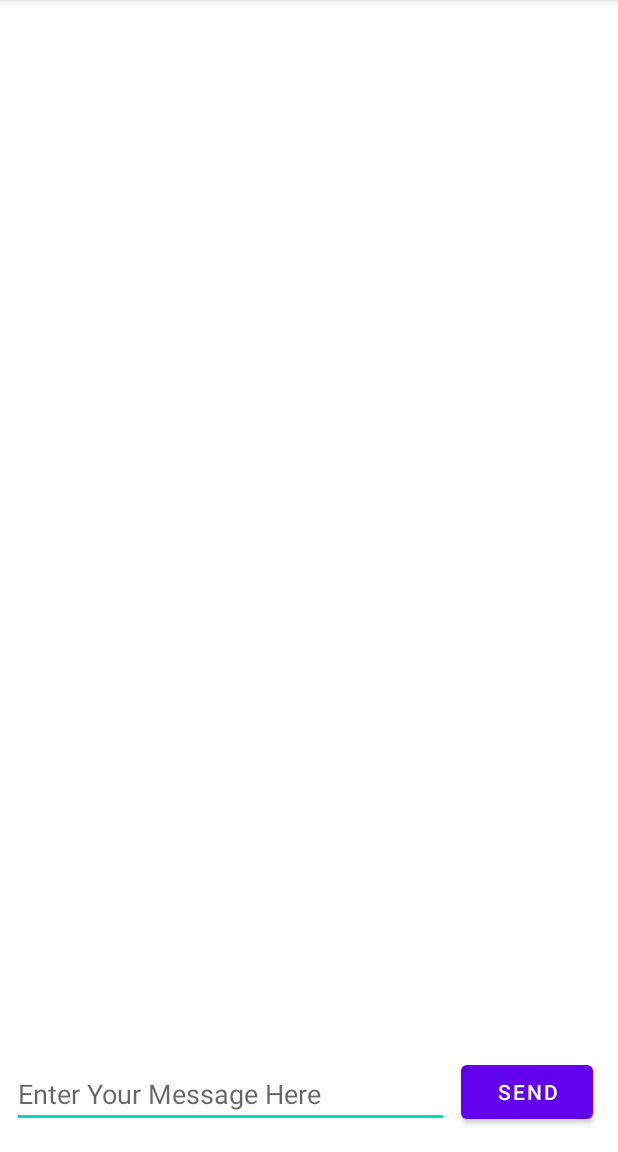
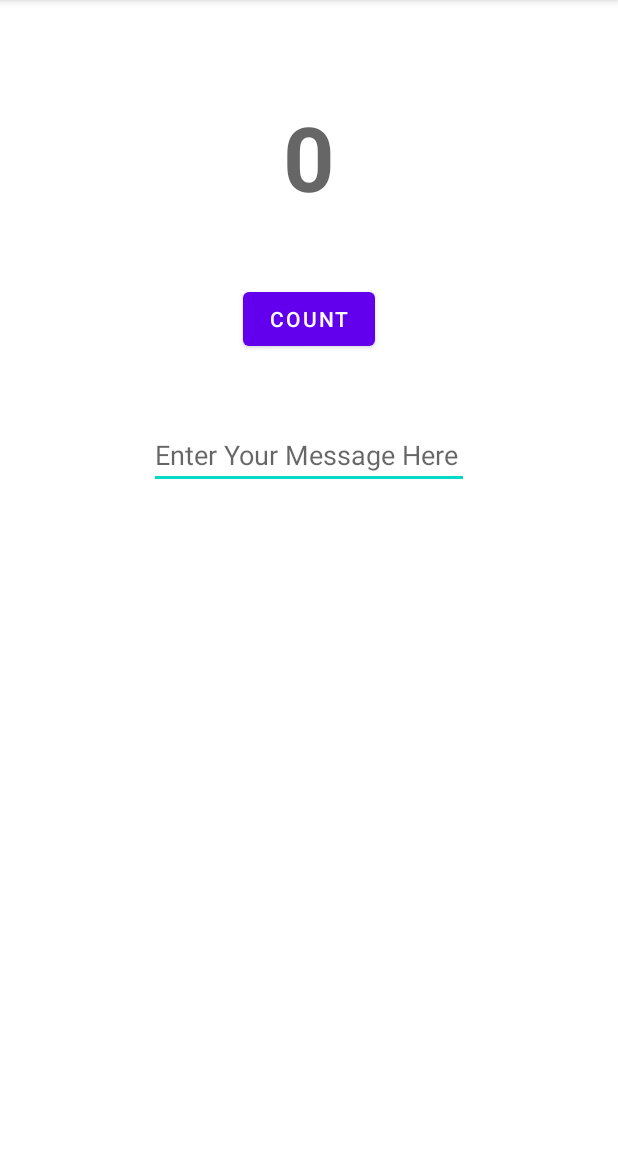
Before and after one commit to Developing-Mobile-Apps/activity-lifecycle-state, an Android app: the screen it shows after launch (MainActivity), on a phone screen of 412 x 824 dp, the part 84-1236 px from its top. Run offline under Robolectric (Android 15) with nearby library versions, the phone set to English and light mode, and no system bars.

Commit message:
FEAT: Add new layout for homework
Replace the old layout and create new layout for homework. Also implement countUp method for button_count onClick handler

```diff
--- a/app/src/main/java/com/example/activityLifeCycleAndState/MainActivity.java
+++ b/app/src/main/java/com/example/activityLifeCycleAndState/MainActivity.java
@@ -1,73 +1,26 @@
 package com.example.activityLifeCycleAndState;
 
-import android.content.Intent;
 import android.os.Bundle;
-import android.util.Log;
 import android.view.View;
-import android.widget.EditText;
 import android.widget.TextView;
 
-import androidx.annotation.NonNull;
-import androidx.annotation.Nullable;
 import androidx.appcompat.app.AppCompatActivity;
 
 public class MainActivity extends AppCompatActivity {
 
-    public static final String EXTRA_MESSAGE = "com.example.twoactivities.extra.MESSAGE";
-    public static final int TEXT_REQUEST = 1;
-    private static final String LOG_TAG = MainActivity.class.getSimpleName();
-    private EditText mMessageEditText;
-    private TextView mReplyHeadTextView;
-    private TextView mReplyTextView;
+    private int count;
+    private TextView mShowCount;
 
     @Override
     protected void onCreate(Bundle savedInstanceState) {
         super.onCreate(savedInstanceState);
         setContentView(R.layout.activity_main);
         // initialize all the view variables
-        mMessageEditText = findViewById(R.id.editText_main);
-        mReplyHeadTextView = findViewById(R.id.text_header_reply);
-        mReplyTextView = findViewById(R.id.text_message_reply);
-
-        // restore the state
-        if (savedInstanceState != null) {
-            boolean isVisible = savedInstanceState.getBoolean("reply_visible");
-            if (isVisible) {
-                mReplyHeadTextView.setVisibility(View.VISIBLE);
-                mReplyTextView.setText(savedInstanceState.getString("reply_text"));
-                mReplyTextView.setVisibility(View.VISIBLE);
-            }
-        }
+        mShowCount = findViewById(R.id.show_count);
     }
 
-    public void launchSecondActivity(View view) {
-        Log.d(LOG_TAG, "Button Clicked");
-        Intent intent = new Intent(this, SecondActivity.class);
-        String message = mMessageEditText.getText().toString();
-        intent.putExtra(EXTRA_MESSAGE, message);
-        startActivityForResult(intent, TEXT_REQUEST);
+    public void countUp(View view) {
+        ++count;
+        mShowCount.setText("" + count);
     }
-
-    @Override
-    protected void onActivityResult(int requestCode, int resultCode, @Nullable Intent data) {
-        super.onActivityResult(requestCode, resultCode, data);
-        if (requestCode == TEXT_REQUEST) {
-            if (resultCode == RESULT_OK) {
-                String reply = data.getStringExtra(SecondActivity.EXTRA_REPLY);
-                mReplyHeadTextView.setVisibility(View.VISIBLE);
-                mReplyTextView.setText(reply);
-                mReplyTextView.setVisibility(View.VISIBLE);
-            }
-        }
-    }
-
-    @Override
-    protected void onSaveInstanceState(@NonNull Bundle outState) {
-        super.onSaveInstanceState(outState);
-        if (mReplyHeadTextView.getVisibility() == View.VISIBLE) {
-            outState.putBoolean("reply_visible", true);
-            outState.putString("reply_text", mReplyTextView.getText().toString());
-        }
-    }
-
 }
--- a/app/src/main/res/layout/activity_main.xml
+++ b/app/src/main/res/layout/activity_main.xml
@@ -8,54 +8,43 @@
 
 
     <TextView
-        android:id="@+id/text_header_reply"
+        android:id="@+id/show_count"
         android:layout_width="wrap_content"
         android:layout_height="wrap_content"
-        android:layout_marginStart="8dp"
-        android:layout_marginTop="16dp"
-        android:text="@string/text_header_reply"
+        android:layout_marginTop="64dp"
+        android:text="@string/initial_count"
         android:textAppearance="@style/TextAppearance.AppCompat.Medium"
+        android:textSize="60sp"
         android:textStyle="bold"
-        android:visibility="invisible"
+        android:visibility="visible"
         app:layout_constraintEnd_toEndOf="parent"
-        app:layout_constraintHorizontal_bias="0.0"
+        app:layout_constraintHorizontal_bias="0.5"
         app:layout_constraintStart_toStartOf="parent"
         app:layout_constraintTop_toTopOf="parent" />
 
-    <TextView
-        android:id="@+id/text_message_reply"
+    <Button
+        android:id="@+id/button_count"
         android:layout_width="wrap_content"
         android:layout_height="wrap_content"
-        android:layout_marginStart="8dp"
-        android:layout_marginTop="8dp"
-        android:textAppearance="@style/TextAppearance.AppCompat.Medium"
-        android:visibility="invisible"
+        android:layout_marginTop="44dp"
+        android:onClick="countUp"
+        android:text="@string/button_count"
+        app:layout_constraintEnd_toEndOf="parent"
+        app:layout_constraintHorizontal_bias="0.5"
         app:layout_constraintStart_toStartOf="parent"
-        app:layout_constraintTop_toBottomOf="@+id/text_header_reply" />
+        app:layout_constraintTop_toBottomOf="@+id/show_count" />
 
-    <Button
-        android:id="@+id/button_main"
+    <EditText
+        android:id="@+id/editText"
         android:layout_width="wrap_content"
         android:layout_height="wrap_content"
-        android:layout_marginBottom="16dp"
-        android:onClick="launchSecondActivity"
-        android:text="@string/button_main"
+        android:ems="10"
+        android:hint="@string/editText"
+        android:inputType="textLongMessage"
         app:layout_constraintBottom_toBottomOf="parent"
         app:layout_constraintEnd_toEndOf="parent"
-        app:layout_constraintHorizontal_bias="0.949"
-        app:layout_constraintStart_toStartOf="parent" />
-
-    <EditText
-        android:id="@+id/editText_main"
-        android:layout_width="0dp"
-        android:layout_height="wrap_content"
-        android:layout_marginStart="8dp"
-        android:layout_marginEnd="8dp"
-        android:layout_marginBottom="16dp"
-        android:ems="10"
-        android:hint="@string/editText_main"
-        android:inputType="textLongMessage"
-        app:layout_constraintBottom_toBottomOf="parent"
-        app:layout_constraintEnd_toStartOf="@+id/button_main"
-        app:layout_constraintStart_toStartOf="parent" />
+        app:layout_constraintHorizontal_bias="0.5"
+        app:layout_constraintStart_toStartOf="parent"
+        app:layout_constraintTop_toBottomOf="@+id/button_count"
+        app:layout_constraintVertical_bias="0.091" />
 </androidx.constraintlayout.widget.ConstraintLayout>
--- a/app/src/main/res/values/strings.xml
+++ b/app/src/main/res/values/strings.xml
@@ -1,10 +1,6 @@
 <resources>
     <string name="app_name">Activity LifeCycle And State</string>
-    <string name="button_main">Send</string>
-    <string name="activity2_name">Second Activity</string>
-    <string name="text_header">Message Received</string>
-    <string name="editText_main">Enter Your Message Here</string>
-    <string name="button_second">Reply</string>
-    <string name="editText_second">Enter Your Reply Here</string>
-    <string name="text_header_reply">Reply Received</string>
+    <string name="button_count">Count</string>
+    <string name="editText">Enter Your Message Here</string>
+    <string name="initial_count">0</string>
 </resources>
```
Also changed, not shown: app/src/main/AndroidManifest.xml (+0 -8 lines), app/src/main/java/com/example/activityLifeCycleAndState/SecondActivity.java (deleted, +0 -35 lines), app/src/main/res/layout/activity_second.xml (deleted, +0 -59 lines).
